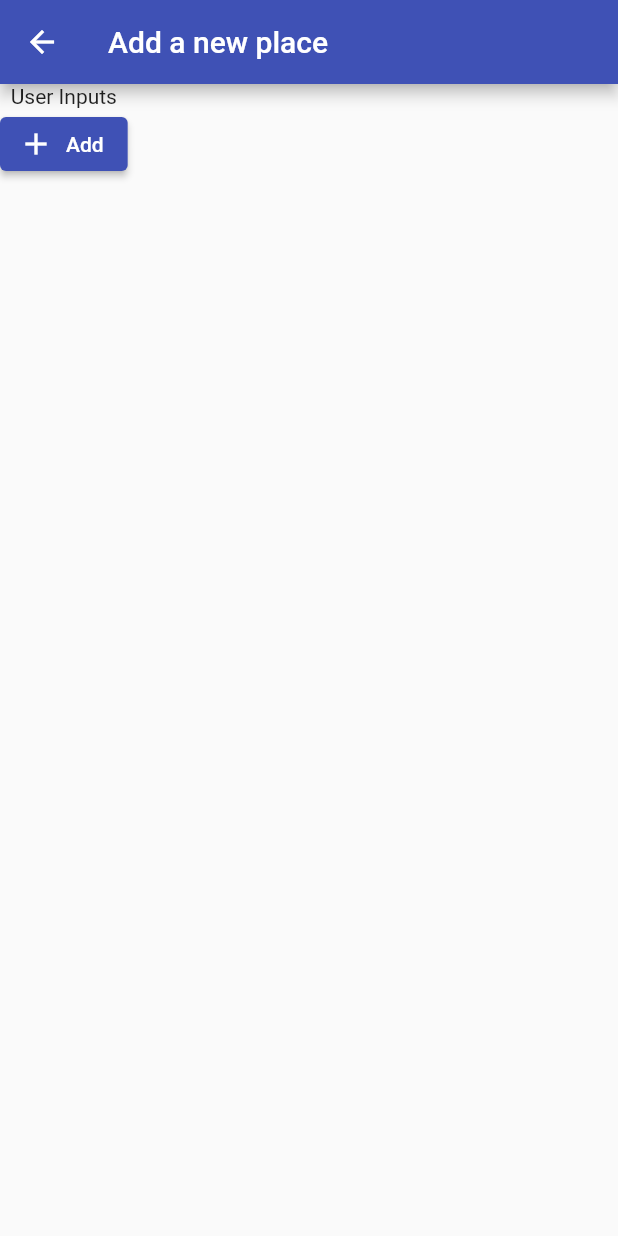
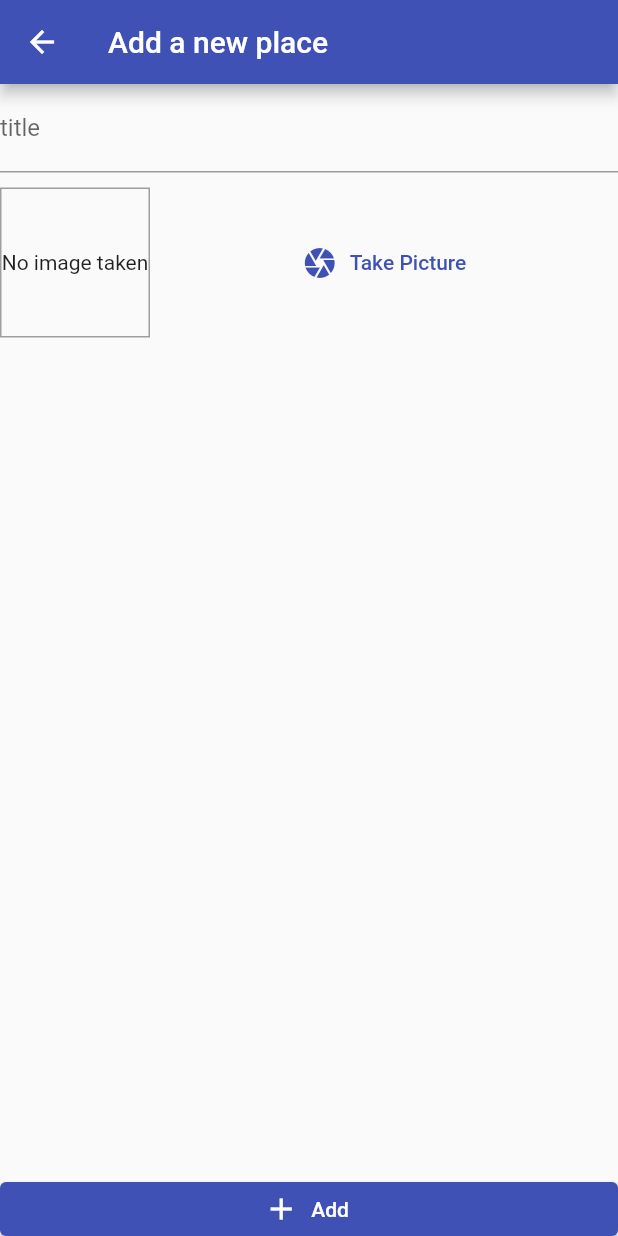
Before and after one commit to marizvi/placesApp, a Flutter app: the AddPlacesList screen opened by its route, on a phone screen of 412 x 824 dp. Run offline on Flutter 3.47's test engine with Material 2 defaults, Android fonts, the phone set to English and light mode, and no system bars.

Commit message:
first commit

```diff
--- a/lib/screens/add_place_screen.dart
+++ b/lib/screens/add_place_screen.dart
@@ -1,4 +1,5 @@
 import 'package:flutter/material.dart';
+import 'package:my_app/widgets/image_input.dart';
 
 class AddPlacesList extends StatefulWidget {
   @override
@@ -6,6 +7,8 @@ class AddPlacesList extends StatefulWidget {
 }
 
 class _AddPlacesListState extends State<AddPlacesList> {
+  final _titleController = TextEditingController();
+
   @override
   Widget build(BuildContext context) {
     return Scaffold(
@@ -13,10 +16,38 @@ class _AddPlacesListState extends State<AddPlacesList> {
         title: Text("Add a new place"),
       ),
       body: Column(
+        mainAxisAlignment: MainAxisAlignment.spaceBetween,
+        crossAxisAlignment:
+            CrossAxisAlignment.stretch, //will make the submit button stretched
         children: [
-          Text('User Inputs'),
+          Expanded(
+            // will take all extra available space
+            //doing this to not to make button scrollable
+            child: SingleChildScrollView(
+              //
+              child: Column(
+                children: [
+                  TextField(
+                    decoration: InputDecoration(labelText: 'title'),
+                    controller: _titleController,
+                  ),
+                  SizedBox(
+                    height: 10,
+                  ),
+                  ImageInput(),
+                ],
+              ),
+            ),
+          ),
+
+          // Spacer(),
           ElevatedButton.icon(
-              onPressed: () {}, icon: Icon(Icons.add), label: Text('Add')),
+              onPressed: () {},
+              icon: Icon(Icons.add),
+              label: Text('Add'),
+              style: ElevatedButton.styleFrom(
+                  //to remove extra margins
+                  tapTargetSize: MaterialTapTargetSize.shrinkWrap)),
         ],
       ),
     );
--- /dev/null
+++ b/lib/widgets/image_input.dart
@@ -0,0 +1,42 @@
+import 'package:flutter/material.dart';
+import 'dart:io';
+
+class ImageInput extends StatefulWidget {
+  @override
+  _ImageInputState createState() => _ImageInputState();
+}
+
+class _ImageInputState extends State<ImageInput> {
+  File? _storedImage;
+  @override
+  Widget build(BuildContext context) {
+    return Row(
+      children: [
+        //preview
+        Container(
+          width: 100,
+          height: 100,
+          alignment: Alignment.center,
+          decoration:
+              BoxDecoration(border: Border.all(width: 1, color: Colors.grey)),
+          child: _storedImage != null
+              ? Image.file(_storedImage as File,
+                  fit: BoxFit.cover,
+                  width: double
+                      .infinity //image can take full width of surrounding container,
+                  )
+              : Text(
+                  'No image taken',
+                  textAlign: TextAlign.center,
+                ),
+        ),
+        Expanded(
+          child: TextButton.icon(
+              onPressed: () {},
+              icon: Icon(Icons.camera),
+              label: Text("Take Picture")),
+        ),
+      ],
+    );
+  }
+}
```
